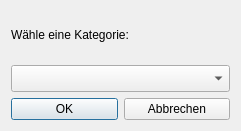
This is src/category_popup.ui in sera619/PassTreasure as Qt 5 draws it before an edit. The edited form follows.
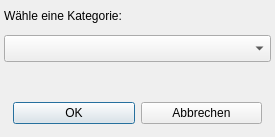
This is the edited form.

What changed in the file:
```diff
--- a/src/category_popup.ui
+++ b/src/category_popup.ui
@@ -6,14 +6,50 @@
    <rect>
     <x>0</x>
     <y>0</y>
-    <width>241</width>
-    <height>131</height>
+    <width>275</width>
+    <height>137</height>
    </rect>
   </property>
   <property name="windowTitle">
    <string>Kategorie wählen</string>
   </property>
   <layout class="QVBoxLayout" name="verticalLayout">
+   <property name="leftMargin">
+    <number>0</number>
+   </property>
+   <property name="topMargin">
+    <number>0</number>
+   </property>
+   <property name="rightMargin">
+    <number>0</number>
+   </property>
+   <property name="bottomMargin">
+    <number>0</number>
+   </property>
+   <item>
+    <widget class="QFrame" name="frame">
+     <property name="frameShape">
+      <enum>QFrame::Shape::NoFrame</enum>
+     </property>
+     <property name="frameShadow">
+      <enum>QFrame::Shadow::Raised</enum>
+     </property>
+     <layout class="QVBoxLayout" name="verticalLayout_2">
+      <property name="spacing">
+       <number>12</number>
+      </property>
+      <property name="leftMargin">
+       <number>4</number>
+      </property>
+      <property name="topMargin">
+       <number>9</number>
+      </property>
+      <property name="rightMargin">
+       <number>4</number>
+      </property>
+      <property name="bottomMargin">
+       <number>4</number>
+      </property>
    <item>
     <widget class="QLabel" name="label">
      <property name="text">
@@ -40,6 +76,20 @@
     </widget>
    </item>
    <item>
+       <spacer name="verticalSpacer">
+        <property name="orientation">
+         <enum>Qt::Orientation::Vertical</enum>
+        </property>
+        <property name="sizeHint" stdset="0">
+         <size>
+          <width>20</width>
+          <height>40</height>
+         </size>
+        </property>
+       </spacer>
+      </item>
+      <item>
+       <widget class="QFrame" name="btnFrame">
     <layout class="QHBoxLayout" name="horizontalLayout">
      <item>
       <widget class="QPushButton" name="btnOK">
@@ -56,6 +106,10 @@
       </widget>
      </item>
     </layout>
+       </widget>
+      </item>
+     </layout>
+    </widget>
    </item>
   </layout>
  </widget>
```
Lines whose indentation alone changed are shown as unchanged.
